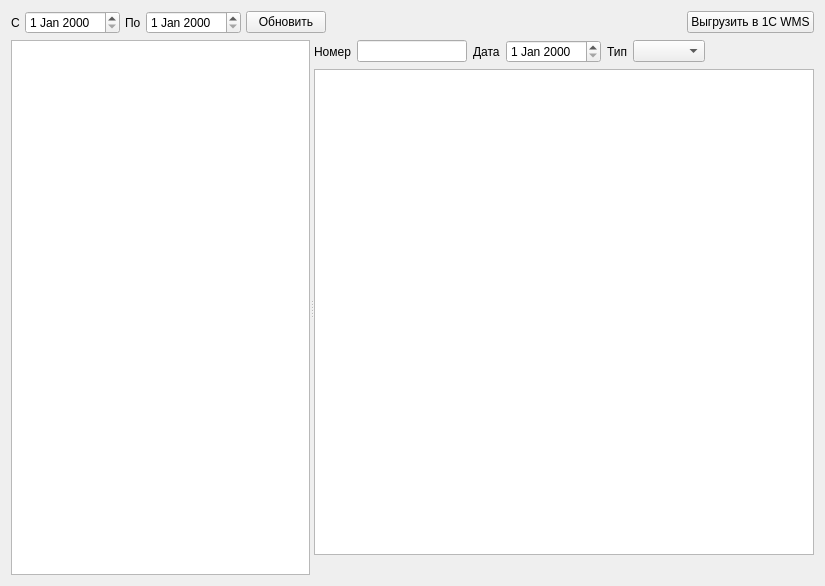
Before: the Qt Designer form formacceptance.ui in Sergeyego/warehouse, drawn with Qt 5.
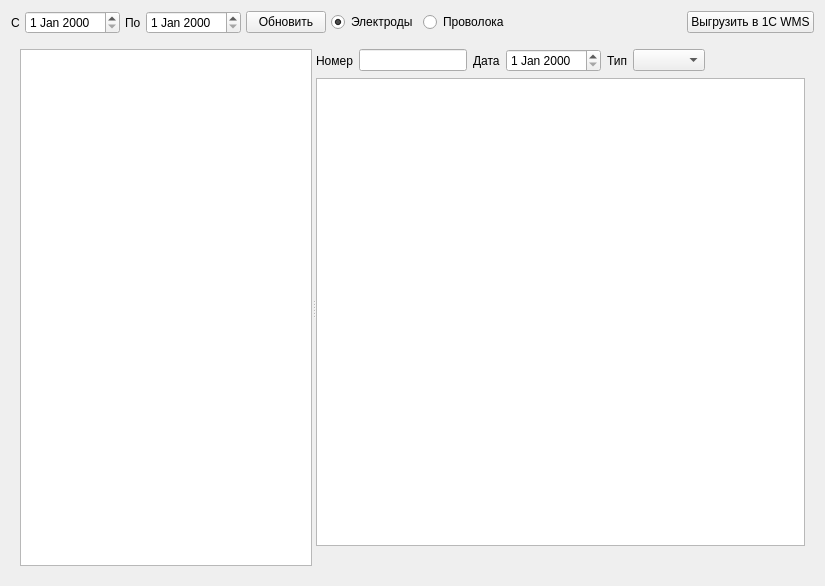
After: the same form once the commit is applied. The open tabs and pages were chosen to show the change. Custom widgets are drawn as their Qt base class.

The edit to the form file:
```diff
--- a/formacceptance.ui
+++ b/formacceptance.ui
@@ -50,7 +50,24 @@
       </widget>
      </item>
      <item>
-      <spacer name="horizontalSpacer">
+      <widget class="QRadioButton" name="radioButtonEl">
+       <property name="text">
+        <string>Электроды</string>
+       </property>
+       <property name="checked">
+        <bool>true</bool>
+       </property>
+      </widget>
+     </item>
+     <item>
+      <widget class="QRadioButton" name="radioButtonWire">
+       <property name="text">
+        <string>Проволока</string>
+       </property>
+      </widget>
+     </item>
+     <item>
+      <spacer name="horizontalSpacer_4">
        <property name="orientation">
         <enum>Qt::Horizontal</enum>
        </property>
@@ -72,6 +89,13 @@
     </layout>
    </item>
    <item>
+    <widget class="QStackedWidget" name="stackedWidget">
+     <property name="currentIndex">
+      <number>0</number>
+     </property>
+     <widget class="QWidget" name="page1">
+      <layout class="QVBoxLayout" name="verticalLayout_3">
+       <item>
     <widget class="QSplitter" name="splitter">
      <property name="sizePolicy">
       <sizepolicy hsizetype="Expanding" vsizetype="Expanding">
@@ -158,6 +182,106 @@
           </spacer>
          </item>
         </layout>
+           </item>
+          </layout>
+         </widget>
+        </widget>
+       </item>
+      </layout>
+     </widget>
+     <widget class="QWidget" name="page2">
+      <layout class="QVBoxLayout" name="verticalLayout_5">
+       <item>
+        <widget class="QSplitter" name="splitterWire">
+         <property name="sizePolicy">
+          <sizepolicy hsizetype="Expanding" vsizetype="Expanding">
+           <horstretch>0</horstretch>
+           <verstretch>0</verstretch>
+          </sizepolicy>
+         </property>
+         <property name="orientation">
+          <enum>Qt::Horizontal</enum>
+         </property>
+         <widget class="DbViewer" name="tableViewAcWire"/>
+         <widget class="QWidget" name="layoutWidget_2">
+          <layout class="QVBoxLayout" name="verticalLayout_4">
+           <item>
+            <layout class="QHBoxLayout" name="horizontalLayout_3">
+             <item>
+              <widget class="QLabel" name="label_6">
+               <property name="text">
+                <string>Номер</string>
+               </property>
+              </widget>
+             </item>
+             <item>
+              <widget class="QLineEdit" name="lineEditNumWire">
+               <property name="maximumSize">
+                <size>
+                 <width>150</width>
+                 <height>16777215</height>
+                </size>
+               </property>
+              </widget>
+             </item>
+             <item>
+              <widget class="QLabel" name="label_7">
+               <property name="text">
+                <string>Дата</string>
+               </property>
+              </widget>
+             </item>
+             <item>
+              <widget class="DateEdit" name="dateEditWire"/>
+             </item>
+             <item>
+              <widget class="QLabel" name="label_8">
+               <property name="text">
+                <string>Тип</string>
+               </property>
+              </widget>
+             </item>
+             <item>
+              <widget class="QComboBox" name="comboBoxTypeWire"/>
+             </item>
+             <item>
+              <spacer name="horizontalSpacer_5">
+               <property name="orientation">
+                <enum>Qt::Horizontal</enum>
+               </property>
+               <property name="sizeHint" stdset="0">
+                <size>
+                 <width>40</width>
+                 <height>20</height>
+                </size>
+               </property>
+              </spacer>
+             </item>
+            </layout>
+           </item>
+           <item>
+            <widget class="DbViewer" name="tableViewAcContWire"/>
+           </item>
+           <item>
+            <layout class="QHBoxLayout" name="horizontalLayoutMapperWire">
+             <item>
+              <spacer name="horizontalSpacer_6">
+               <property name="orientation">
+                <enum>Qt::Horizontal</enum>
+               </property>
+               <property name="sizeHint" stdset="0">
+                <size>
+                 <width>40</width>
+                 <height>20</height>
+                </size>
+               </property>
+              </spacer>
+             </item>
+            </layout>
+           </item>
+          </layout>
+         </widget>
+        </widget>
        </item>
       </layout>
      </widget>
```
Left out of the diff: 2 changed lines with no effect on the pictures. Lines whose indentation alone changed are shown as unchanged.
